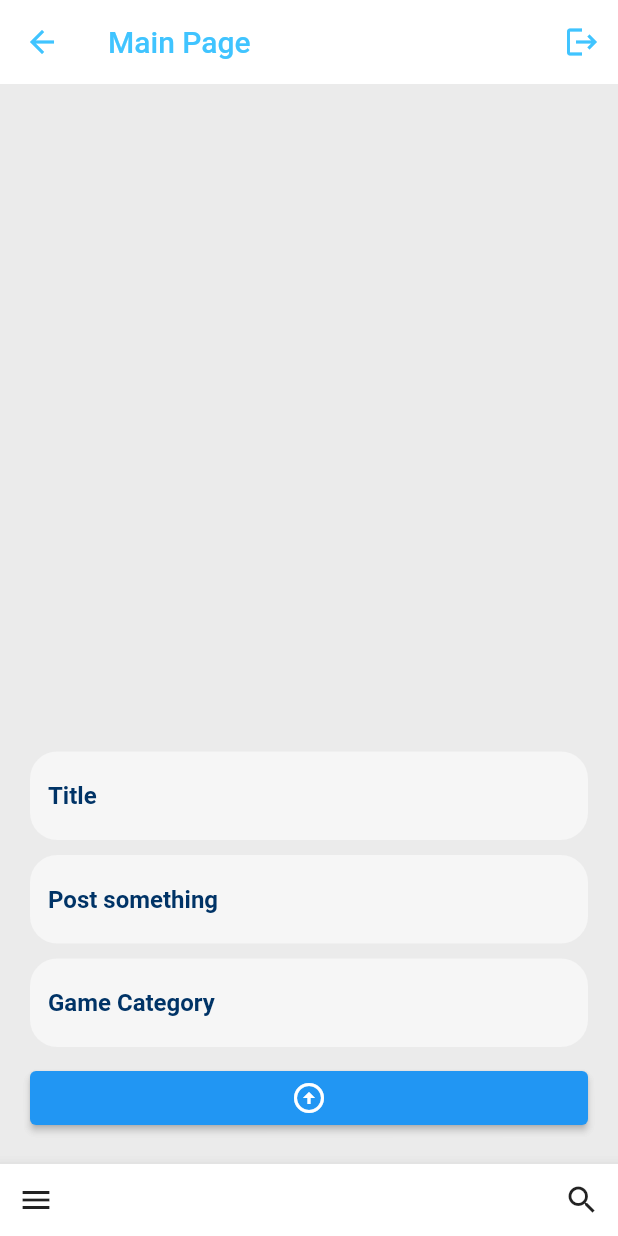
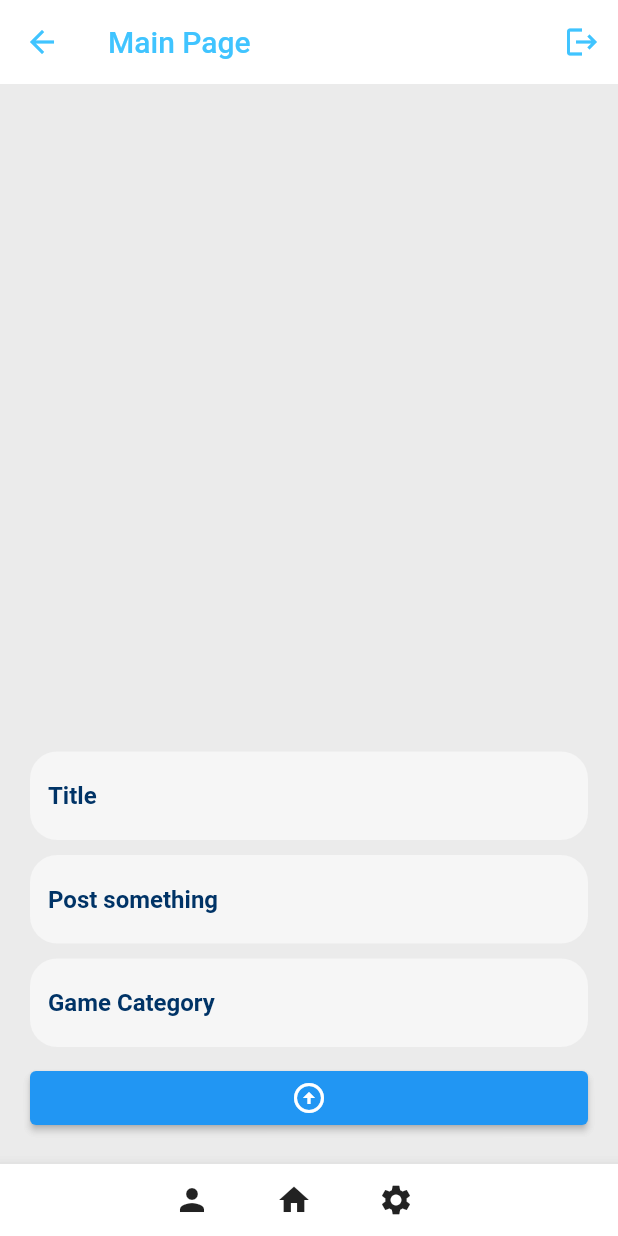
Before and after one commit to PedroPassos87/nuniplay, a Flutter app: the HomePage screen opened directly, on a phone screen of 412 x 824 dp. Run offline on Flutter 3.47's test engine with Material 2 defaults, Android fonts, the phone set to English and light mode, and no system bars; our stand-ins replace cloud_firestore, firebase_auth, firebase_core, flutter_spinkit, google_sign_in, image_picker; accounts and stored records are empty.

Commit message:
bottom bar as class

```diff
--- /dev/null
+++ b/lib/components/my_bottomBar.dart
@@ -0,0 +1,42 @@
+import 'package:flutter/material.dart';
+import '';
+import '';
+
+class MyNavigationBar extends StatelessWidget {
+  final Function() onProfilePressed;
+  final Function() onHomePressed;
+  final Function() onEditPressed;
+
+  MyNavigationBar({
+    required this.onProfilePressed,
+    required this.onHomePressed,
+    required this.onEditPressed,
+  });
+
+  @override
+  Widget build(BuildContext context) {
+    return BottomAppBar(
+      child: Row(
+        mainAxisSize: MainAxisSize.min,
+        mainAxisAlignment: MainAxisAlignment.center,
+        children: <Widget>[
+          IconButton(
+            icon: Icon(Icons.person),
+            onPressed: onProfilePressed,
+          ),
+          SizedBox(width: 20),
+          IconButton(
+            icon: Icon(Icons.home),
+            onPressed: onHomePressed,
+          ),
+          SizedBox(width: 20),
+          IconButton(
+            icon: Icon(Icons.settings),
+            onPressed: onEditPressed,
+          ),
+          SizedBox(width: 20),
+        ],
+      ),
+    );
+  }
+}
--- a/lib/pages/home_page.dart
+++ b/lib/pages/home_page.dart
@@ -3,9 +3,11 @@
 import 'package:cloud_firestore/cloud_firestore.dart';
 import 'package:firebase_auth/firebase_auth.dart';
 import 'package:flutter/material.dart';
+import 'package:uniplay/components/my_bottomBar.dart';
 import 'package:uniplay/components/my_textfield.dart';
 import 'package:uniplay/components/post_secenhanced.dart';
 import 'package:uniplay/pages/profile_page.dart';
+import 'edit_page.dart';
 
 class HomePage extends StatefulWidget {
   HomePage({super.key});
@@ -43,6 +45,19 @@ class _HomePageState extends State<HomePage> {
       context,
       MaterialPageRoute(
         builder: (context) => HomePage(),
+      ),
+    );
+  }
+
+  void goToEditPage() {
+    // pop menu drawer
+    Navigator.pop(context);
+
+    // go to home page
+    Navigator.push(
+      context,
+      MaterialPageRoute(
+        builder: (context) => editPage(),
       ),
     );
   }
@@ -173,21 +188,10 @@ class _HomePageState extends State<HomePage> {
           ),
         ],
       ),
-      bottomNavigationBar: BottomAppBar(
-        child: Row(
-          mainAxisSize: MainAxisSize.max,
-          mainAxisAlignment: MainAxisAlignment.spaceBetween,
-          children: <Widget>[
-            IconButton(
-              icon: Icon(Icons.menu),
-              onPressed: goToProfilePage,
-            ),
-            IconButton(
-              icon: Icon(Icons.search),
-              onPressed: () {},
-            ),
-          ],
-        ),
+      bottomNavigationBar: MyNavigationBar(
+        onHomePressed: goToHomePage,
+        onProfilePressed: goToProfilePage,
+        onEditPressed: goToEditPage,
       ),
     );
   }
```
